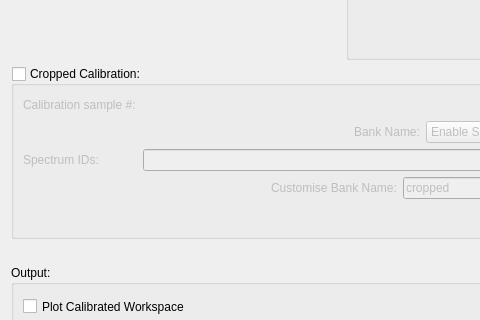
Qt form MantidQt/CustomInterfaces/inc/MantidQtCustomInterfaces/EnggDiffraction/EnggDiffractionQtTabCalib.ui (mantidproject/mantid) before a commit; both pictures show x 0 to 480 and y 207 to 527 of the 595 by 640 pixel window.
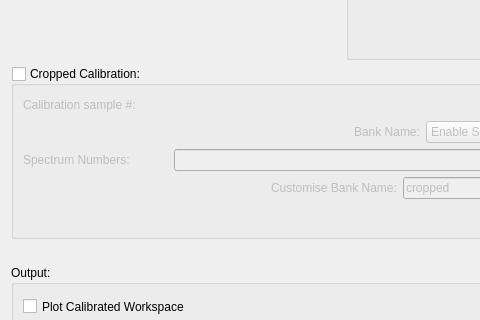
The same form after that commit. Custom widgets are drawn as their Qt base class.

Commit message:
SpectrumIDs renamed to Spectrum Numbers on GUI
refs #15337

Diff of the .ui file:
```diff
--- a/MantidQt/CustomInterfaces/inc/MantidQtCustomInterfaces/EnggDiffraction/EnggDiffractionQtTabCalib.ui
+++ b/MantidQt/CustomInterfaces/inc/MantidQtCustomInterfaces/EnggDiffraction/EnggDiffractionQtTabCalib.ui
@@ -332,7 +332,7 @@
         <item>
          <widget class="QLabel" name="label_cropped_spec_ids">
           <property name="text">
-           <string>Spectrum IDs:</string>
+           <string>Spectrum Numbers:</string>
           </property>
          </widget>
         </item>
```
The commit also changes 1 other file.
